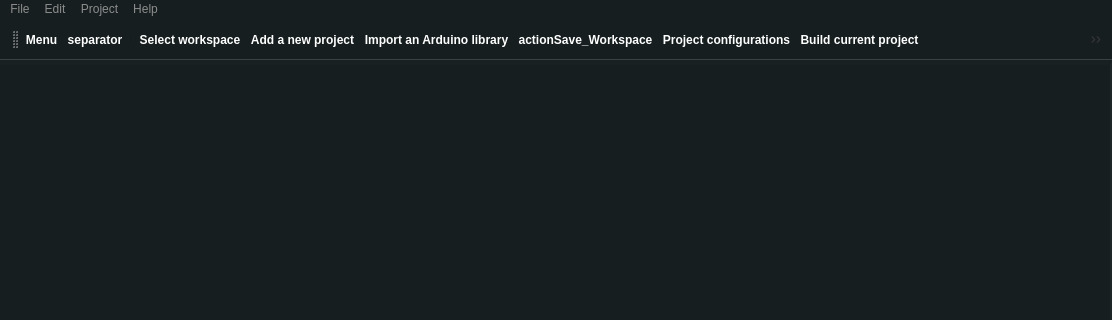
Qt form src/mainwindow.ui (aporto/mariamole) before a commit; both pictures show x 0 to 1112 and y 0 to 320 of the 1112 by 673 pixel window.
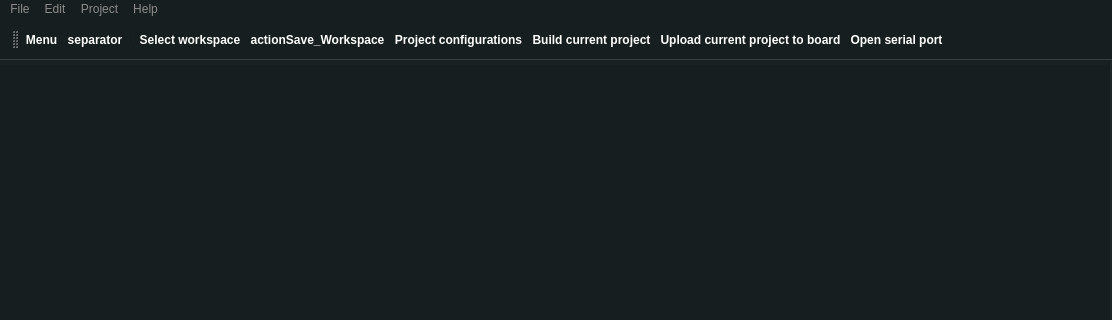
The same form after that commit. Icons and pictures are not drawn.

Commit message: -new functions: Rename file and project, remove file and project -new context menus on the workspace tree

Patch:
```diff
--- a/src/mainwindow.ui
+++ b/src/mainwindow.ui
@@ -904,8 +904,6 @@
    <addaction name="actionSeparator"/>
    <addaction name="separator"/>
    <addaction name="actionSelect_workspace"/>
-   <addaction name="actionAdd_a_new_project"/>
-   <addaction name="actionImport_arduino_library"/>
    <addaction name="actionSave_Workspace"/>
    <addaction name="actionProject_configurations"/>
    <addaction name="actionBuild_project"/>
```
Left out of the diff: 43 changed lines with no effect on the pictures. The commit also changes 17 other files.
